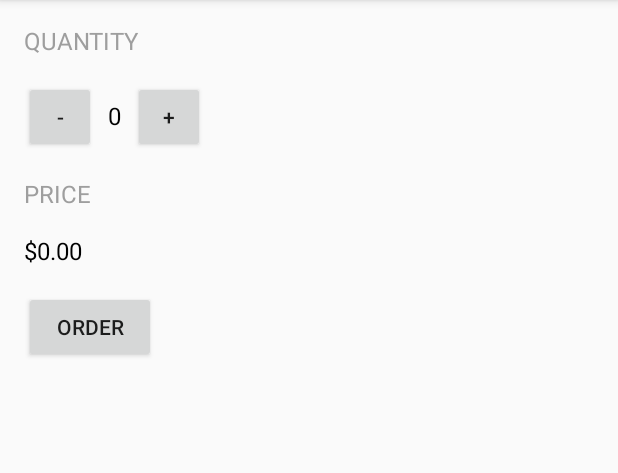
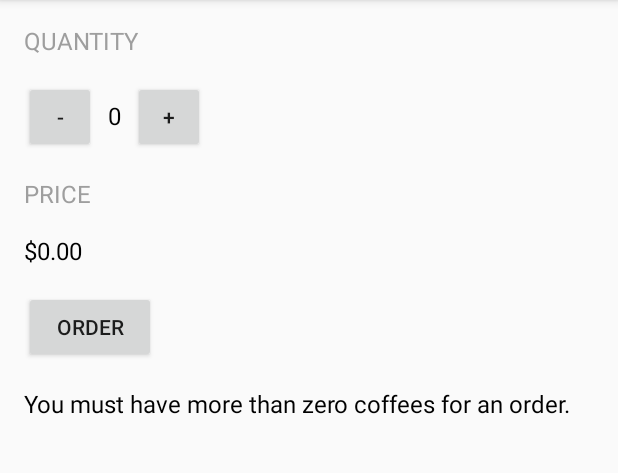
Before and after one commit to NegaAshley/JustJava, an Android app: the screen it shows after launch (MainActivity), after a tap on "ORDER", on a phone screen of 412 x 824 dp, the part 84-557 px from its top. Run offline under Robolectric (Android 15) with nearby library versions, the phone set to English and light mode, and no system bars.

Commit message:
Added thank you/error message functionality.

```diff
--- a/app/src/main/java/com/example/android/justjava/MainActivity.java
+++ b/app/src/main/java/com/example/android/justjava/MainActivity.java
@@ -1,12 +1,3 @@
-
-/**
- * IMPORTANT: Make sure you are using the correct package name.
- * This example uses the package name:
- * package com.example.android.justjava
- * If you get an error when copying this code into Android studio, update it to match teh package name found
- * in the project's AndroidManifest.xml file.
- **/
-
 package com.example.android.justjava;
 
 import android.os.Bundle;
@@ -33,6 +24,12 @@ public class MainActivity extends AppCompatActivity {
      * This method is called when the order button is clicked.
      */
     public void submitOrder(View view) {
+        if(quantity == 0){
+            displayThanks("You must have more than zero coffees for an order.");
+            return;
+        }
+        displayThanks("Thank you for your order of " + quantity + " cup(s) of coffee for " +
+                NumberFormat.getCurrencyInstance().format(total) + "!");
         resetToStart();
         display(quantity);
         displayPrice(total);
@@ -79,4 +76,20 @@ public class MainActivity extends AppCompatActivity {
         quantity = 0;
         updatePrice();
     }
+
+    /**
+     * This method displays the given text on the screen.
+     */
+    private void displayMessage(String message) {
+        TextView priceTextView = (TextView) findViewById(R.id.price_text_view);
+        priceTextView.setText(message);
+    }
+
+    /**
+     * This method displays a thank you message after ordering.
+     */
+    private void displayThanks(String givenString) {
+        TextView thanksTextView = (TextView) findViewById(R.id.thank_you_text_view);
+        thanksTextView.setText(givenString);
+    }
 }
--- a/app/src/main/res/layout/activity_main.xml
+++ b/app/src/main/res/layout/activity_main.xml
@@ -83,5 +83,16 @@
         android:onClick="submitOrder"
     />
 
+    <TextView
+        android:id="@+id/thank_you_text_view"
+        android:layout_width="wrap_content"
+        android:layout_height="wrap_content"
+        android:layout_marginTop="16dp"
+        android:textColor="@android:color/black"
+        android:textSize="16sp"
+        android:text=""
+    />
+
+
 
 </LinearLayout>
```
